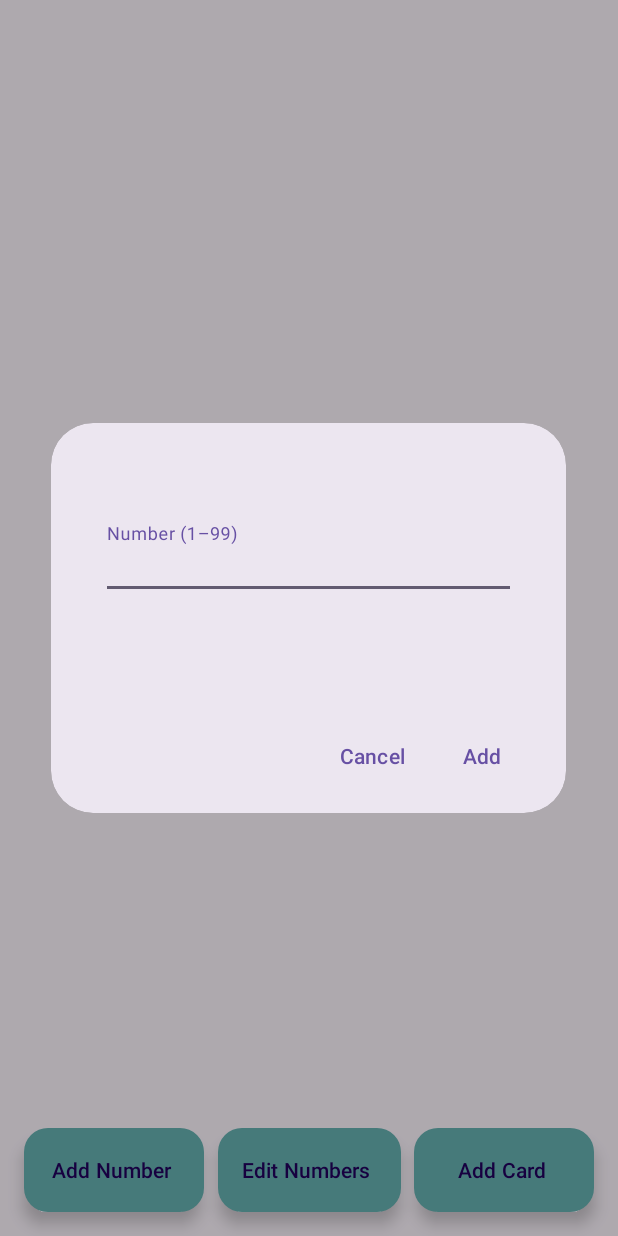
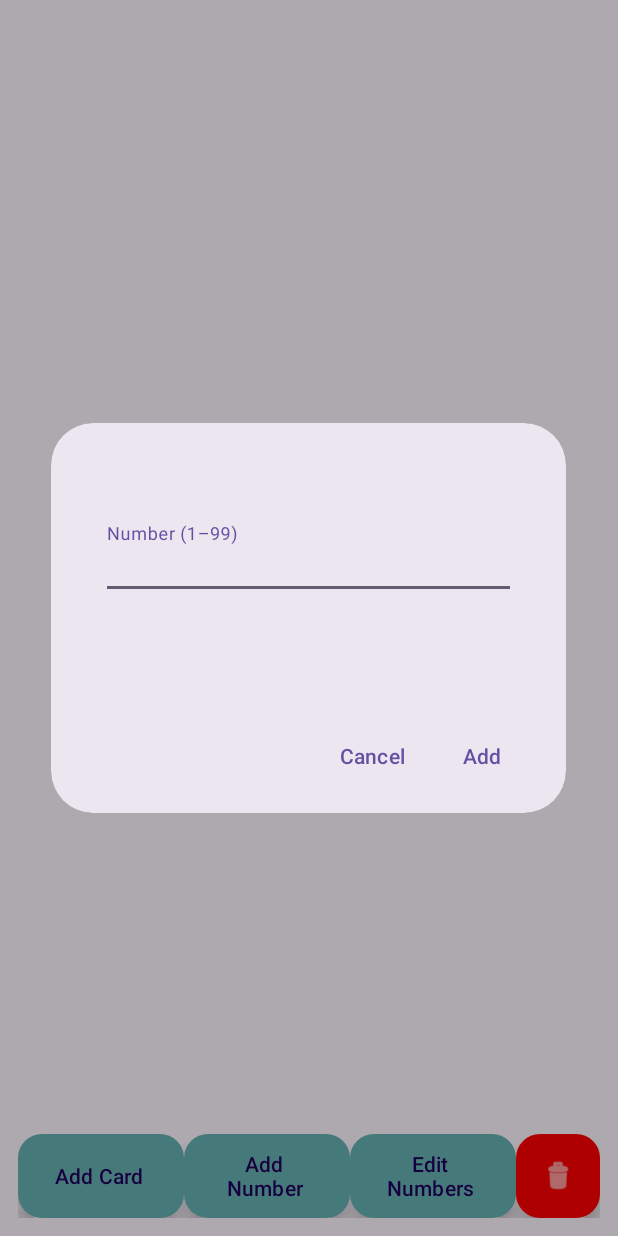
Before and after one commit to KoKoKotlin/BingoApp, an Android app: the screen it shows after launch (MainActivity), after a tap on "Add Number", on a phone screen of 412 x 824 dp. Run offline under Robolectric (Android 15) with nearby library versions, the phone set to English and light mode, and no system bars.

Commit message:
Added clear all btn

```diff
--- a/app/src/main/java/com/example/bingoapp/MainActivity.kt
+++ b/app/src/main/java/com/example/bingoapp/MainActivity.kt
@@ -116,6 +116,19 @@ class MainActivity : AppCompatActivity() {
         })
     }
 
+    fun onClickClearAll(view: View) {
+        MaterialAlertDialogBuilder(this)
+            .setTitle("Clear all?")
+            .setMessage("Are you sure you want to delete all data?")
+            .setPositiveButton("Delete") { _, _ ->
+                bingoCards.clear()
+                numbers.clear()
+                adapter.notifyDataSetChanged()
+            }
+            .setNegativeButton("Cancel", null)
+            .show()
+    }
+
     override fun onPause() {
         super.onPause()
 
--- a/app/src/main/res/layout/activity_main.xml
+++ b/app/src/main/res/layout/activity_main.xml
@@ -6,47 +6,60 @@
     android:layout_height="match_parent"
     android:fitsSystemWindows="true">
 
-    <com.google.android.material.floatingactionbutton.ExtendedFloatingActionButton
-        android:id="@+id/addCardButton"
-        android:layout_width="wrap_content"
-        android:layout_height="wrap_content"
-        android:layout_margin="16dp"
-        android:contentDescription="Add Card"
-        android:text="Add Card"
-        android:onClick="onClickAddCard"
-        android:src="@android:drawable/ic_input_add"
-        app:backgroundTint="@color/teal_600"
-        app:layout_anchorGravity="bottom|end"
-        app:layout_anchor="@id/rv_bingo_cards"/>
-
-    <com.google.android.material.floatingactionbutton.ExtendedFloatingActionButton
-        android:id="@+id/addNumberButton"
-        android:layout_width="wrap_content"
-        android:layout_height="wrap_content"
-        android:layout_margin="16dp"
-        android:contentDescription="Add Number"
-        android:text="Add Number"
-        android:onClick="onClickAddNumber"
-        app:backgroundTint="@color/teal_600"
-        app:layout_anchorGravity="bottom"
-        app:layout_anchor="@id/rv_bingo_cards"/>
-
-    <com.google.android.material.floatingactionbutton.ExtendedFloatingActionButton
-        android:id="@+id/editNumberButton"
-        android:layout_width="wrap_content"
-        android:layout_height="wrap_content"
-        android:layout_margin="16dp"
-        android:contentDescription="Edit Numbers"
-        android:text="Edit Numbers"
-        android:onClick="onClickEditNumbers"
-        app:backgroundTint="@color/teal_600"
-        app:layout_anchorGravity="bottom|center"
-        app:layout_anchor="@id/rv_bingo_cards"/>
-
     <androidx.recyclerview.widget.RecyclerView
         android:id="@+id/rv_bingo_cards"
         android:layout_width="match_parent"
         android:layout_height="match_parent"
         android:clipToPadding="false"/>
 
+    <LinearLayout
+        android:id="@+id/bottomBar"
+        android:layout_width="match_parent"
+        android:layout_height="wrap_content"
+        android:padding="12dp"
+        android:orientation="horizontal"
+        android:gravity="center"
+        android:layout_gravity="bottom">
+
+        <com.google.android.material.floatingactionbutton.ExtendedFloatingActionButton
+            android:id="@+id/addCardButton"
+            android:layout_width="0dp"
+            android:layout_height="wrap_content"
+            android:layout_weight="1"
+            android:text="Add Card"
+            app:backgroundTint="@color/teal_600"
+            android:onClick="onClickAddCard" />
+
+        <com.google.android.material.floatingactionbutton.ExtendedFloatingActionButton
+            android:id="@+id/addNumberButton"
+            android:layout_width="0dp"
+            android:layout_height="wrap_content"
+            android:layout_weight="1"
+            android:text="Add Number"
+            android:maxLines="2"
+            app:backgroundTint="@color/teal_600"
+            android:onClick="onClickAddNumber" />
+
+        <com.google.android.material.floatingactionbutton.ExtendedFloatingActionButton
+            android:id="@+id/editNumberButton"
+            android:layout_width="0dp"
+            android:layout_height="wrap_content"
+            android:layout_weight="1"
+            android:maxLines="2"
+            android:text="Edit Numbers"
+            app:backgroundTint="@color/teal_600"
+            android:onClick="onClickEditNumbers" />
+
+        <com.google.android.material.floatingactionbutton.FloatingActionButton
+            android:id="@+id/btnUpdate"
+            android:layout_width="wrap_content"
+            android:layout_height="wrap_content"
+            android:layout_gravity="bottom|end"
+            android:src="@android:drawable/ic_menu_delete"
+            app:tint="@android:color/white"
+            app:backgroundTint="@color/red_600"
+            android:onClick="onClickClearAll"
+            android:contentDescription="Clear all"/>
+    </LinearLayout>
+
 </androidx.coordinatorlayout.widget.CoordinatorLayout>
```
